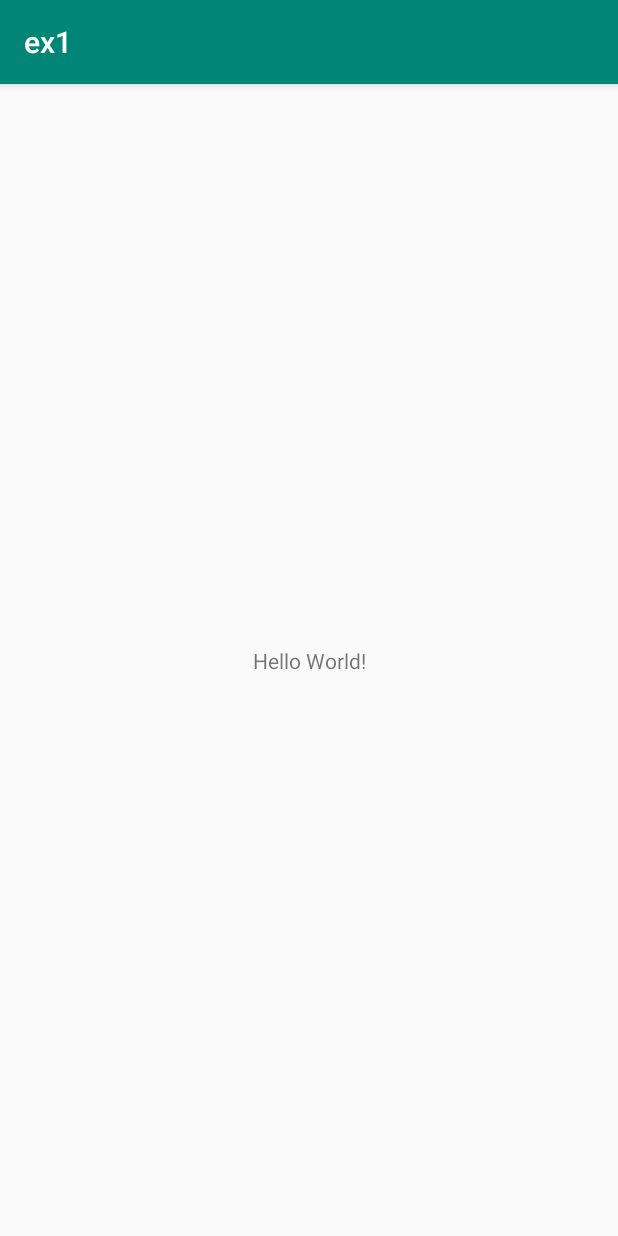
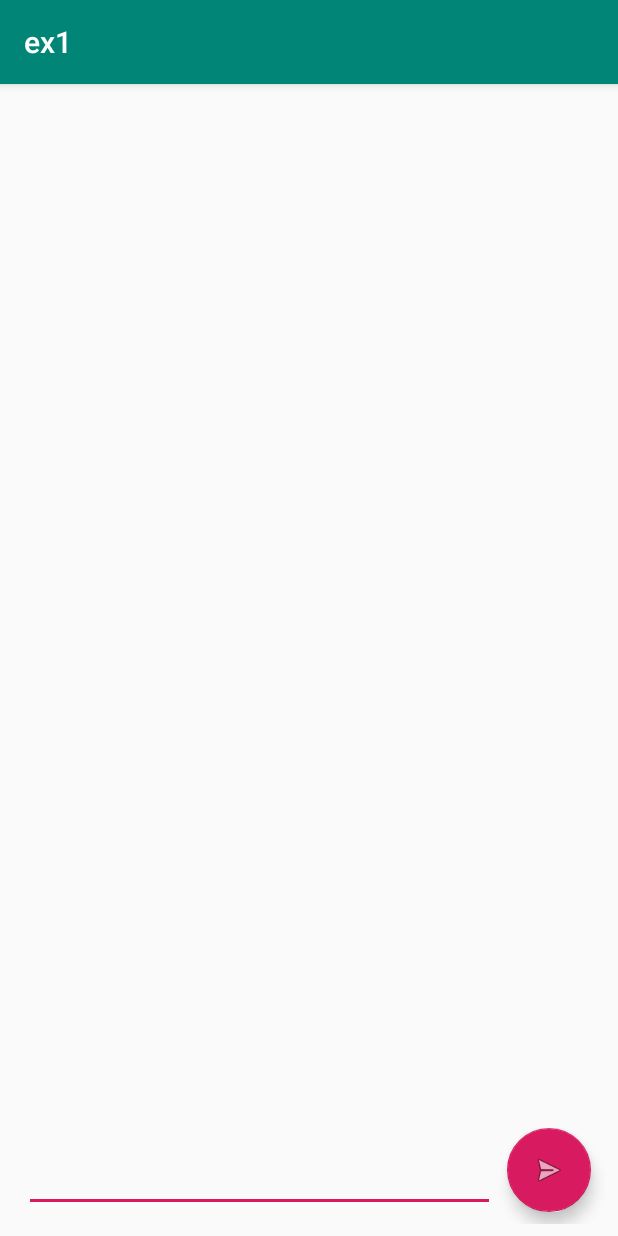
Before and after one commit to noamRoditi/Post-PC, an Android app: the screen it shows after launch (MainActivity), on a phone screen of 412 x 824 dp. Run offline under Robolectric (Android 15) with nearby library versions, the phone set to English and light mode, and no system bars.

Commit message:
added logic to send button and scroll bar

```diff
--- a/app/build.gradle
+++ b/app/build.gradle
@@ -25,4 +25,5 @@ dependencies {
     testImplementation 'junit:junit:4.12'
     androidTestImplementation 'com.android.support.test:runner:1.0.2'
     androidTestImplementation 'com.android.support.test.espresso:espresso-core:3.0.2'
+    implementation 'com.android.support:design:28.0.0'
 }
--- a/app/src/main/java/com/example/ex1/MainActivity.java
+++ b/app/src/main/java/com/example/ex1/MainActivity.java
@@ -1,13 +1,37 @@
 package com.example.ex1;
 
+import android.support.design.widget.FloatingActionButton;
 import android.support.v7.app.AppCompatActivity;
 import android.os.Bundle;
+import android.text.method.ScrollingMovementMethod;
+import android.view.View;
+import android.widget.Button;
+import android.widget.EditText;
+import android.widget.TextView;
 
 public class MainActivity extends AppCompatActivity {
+    private FloatingActionButton sendButton;
+    private TextView textView;
+    private EditText editText;
 
     @Override
     protected void onCreate(Bundle savedInstanceState) {
         super.onCreate(savedInstanceState);
         setContentView(R.layout.activity_main);
+        sendButton = (FloatingActionButton)findViewById(R.id.floatingActionButton);
+        textView = (TextView)findViewById(R.id.textView);
+        editText = (EditText)findViewById(R.id.plain_text_input);
+        textView.setMovementMethod(new ScrollingMovementMethod());
+        sendButton.setOnClickListener(new View.OnClickListener() {
+            @Override
+            public void onClick(View v) {
+                CharSequence input = editText.getText();
+                if (textView.getText() != null)
+                    textView.append("\n");
+                textView.append(input);
+                editText.setText("");
+            }
+        });
+
     }
 }
--- a/app/src/main/res/layout/activity_main.xml
+++ b/app/src/main/res/layout/activity_main.xml
@@ -6,13 +6,69 @@
     android:layout_height="match_parent"
     tools:context=".MainActivity">
 
-    <TextView
-        android:layout_width="wrap_content"
+    <LinearLayout
+        android:layout_width="match_parent"
         android:layout_height="wrap_content"
-        android:text="Hello World!"
+        android:layout_marginStart="8dp"
+        android:layout_marginTop="8dp"
+        android:layout_marginEnd="8dp"
+        android:layout_marginBottom="8dp"
+        app:layout_constraintBottom_toTopOf="@+id/linearLayout"
+        app:layout_constraintEnd_toEndOf="parent"
+        app:layout_constraintStart_toStartOf="parent"
+        app:layout_constraintTop_toTopOf="parent">
+
+        <TextView
+            android:id="@+id/textView"
+            android:layout_width="394dp"
+            android:layout_height="645dp"
+            android:layout_marginStart="4dp"
+            android:layout_marginTop="8dp"
+            android:layout_marginEnd="8dp"
+            android:layout_marginBottom="8dp"
+            android:scrollbars="vertical"
+            android:textSize="18sp"
+            app:layout_constraintBottom_toTopOf="@+id/plain_text_input"
+            app:layout_constraintEnd_toEndOf="parent"
+            app:layout_constraintStart_toStartOf="parent"
+            app:layout_constraintTop_toTopOf="parent"
+            app:layout_constraintVertical_bias="0.04" />
+    </LinearLayout>
+
+    <LinearLayout
+        android:id="@+id/linearLayout"
+        android:layout_width="match_parent"
+        android:layout_height="wrap_content"
+        android:layout_marginStart="8dp"
+        android:layout_marginEnd="8dp"
+        android:layout_marginBottom="8dp"
+        android:orientation="horizontal"
         app:layout_constraintBottom_toBottomOf="parent"
-        app:layout_constraintLeft_toLeftOf="parent"
-        app:layout_constraintRight_toRightOf="parent"
-        app:layout_constraintTop_toTopOf="parent" />
+        app:layout_constraintEnd_toEndOf="parent"
+        app:layout_constraintStart_toStartOf="parent">
+
+        <EditText
+            android:id="@+id/plain_text_input"
+            android:layout_width="314dp"
+            android:layout_height="56dp"
+            android:layout_marginStart="8dp"
+            android:layout_marginEnd="8dp"
+            android:layout_marginBottom="8dp"
+            android:inputType="text"
+            app:layout_constraintBottom_toBottomOf="parent"
+            app:layout_constraintEnd_toStartOf="@+id/floatingActionButton"
+            app:layout_constraintStart_toStartOf="parent" />
+
+        <android.support.design.widget.FloatingActionButton
+            android:id="@+id/floatingActionButton"
+            android:layout_width="wrap_content"
+            android:layout_height="wrap_content"
+            android:layout_marginEnd="8dp"
+            android:layout_marginBottom="8dp"
+            android:clickable="true"
+            app:layout_constraintBottom_toBottomOf="parent"
+            app:layout_constraintEnd_toEndOf="parent"
+            app:srcCompat="@android:drawable/ic_menu_send" />
+    </LinearLayout>
 
 </android.support.constraint.ConstraintLayout>
```
